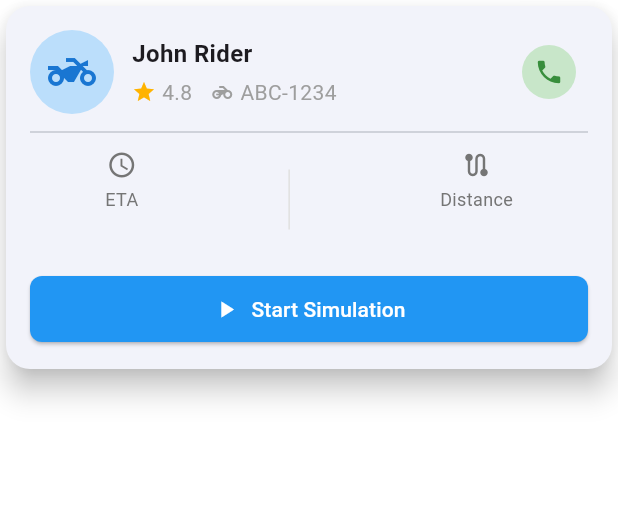
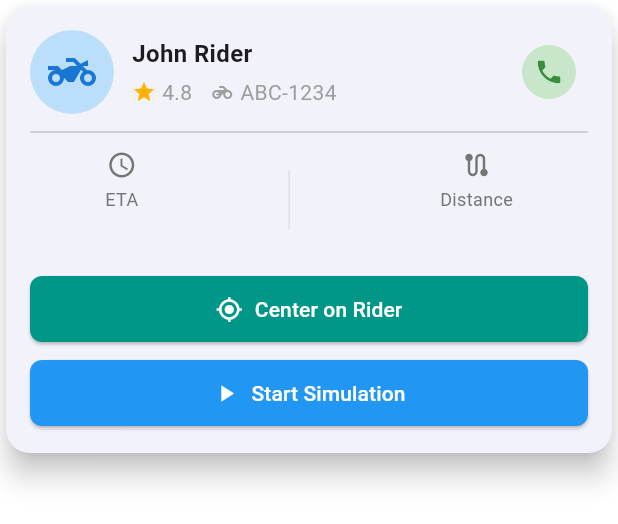
Before and after one commit to danainan/rider_map_poc, a Flutter app: the RiderInfoCard widget shown alone on an empty page, opened directly with empty values, on a phone screen of 412 x 824 dp. Shown: the top 524 px of the screen. Run offline on Flutter 3.47's test engine with Material 3 defaults, Android fonts, the phone set to English and light mode, and no system bars; our stand-ins replace dio, equatable, flutter_bloc, flutter_secure_storage, geolocator, get_it and 5 more; accounts and stored records are empty.

Commit message:
Refactor RiderInfoCard and RiderMapPage: remove location tracking functionality and add center on rider feature

```diff
--- a/lib/modules/rider_map/pages/rider_map_page.dart
+++ b/lib/modules/rider_map/pages/rider_map_page.dart
@@ -152,19 +152,14 @@ class _RiderMapPageState extends State<RiderMapPage> {
                     estimatedTime: state.estimatedTime,
                     estimatedDistance: state.estimatedDistance,
                     isSimulationRunning: state.isSimulationRunning,
-                    isTrackingLocation: state.isTrackingLocation,
-                    locationStatus: state.locationStatus,
                     onStartSimulation: () {
                       bloc.add(const StartRiderSimulation());
                     },
                     onStopSimulation: () {
                       bloc.add(const StopRiderSimulation());
                     },
-                    onStartLocationTracking: () {
-                      bloc.add(const StartLocationTracking());
-                    },
-                    onStopLocationTracking: () {
-                      bloc.add(const StopLocationTracking());
+                    onCenterRider: () {
+                      bloc.add(const CenterOnRider());
                     },
                   ),
                 ),
--- a/lib/modules/rider_map/widgets/rider_info_card.dart
+++ b/lib/modules/rider_map/widgets/rider_info_card.dart
@@ -6,12 +6,9 @@ class RiderInfoCard extends StatelessWidget {
   final String estimatedTime;
   final String estimatedDistance;
   final bool isSimulationRunning;
-  final bool isTrackingLocation;
-  final LocationStatus locationStatus;
   final VoidCallback onStartSimulation;
   final VoidCallback onStopSimulation;
-  final VoidCallback onStartLocationTracking;
-  final VoidCallback onStopLocationTracking;
+  final VoidCallback onCenterRider;
 
   const RiderInfoCard({
     super.key,
@@ -19,12 +16,9 @@ class RiderInfoCard extends StatelessWidget {
     required this.estimatedTime,
     required this.estimatedDistance,
     required this.isSimulationRunning,
-    required this.isTrackingLocation,
-    required this.locationStatus,
     required this.onStartSimulation,
     required this.onStopSimulation,
-    required this.onStartLocationTracking,
-    required this.onStopLocationTracking,
+    required this.onCenterRider,
   });
 
   @override
@@ -149,25 +143,15 @@ class RiderInfoCard extends StatelessWidget {
               ],
             ),
             const SizedBox(height: 16),
-            // Location Tracking button
-            if (locationStatus == LocationStatus.granted) ...[
+            // Center on Rider button
             SizedBox(
               width: double.infinity,
               child: ElevatedButton.icon(
-                  onPressed: isTrackingLocation
-                      ? onStopLocationTracking
-                      : onStartLocationTracking,
-                  icon: Icon(
-                    isTrackingLocation ? Icons.location_off : Icons.my_location,
-                  ),
-                  label: Text(
-                    isTrackingLocation
-                        ? 'Stop GPS Tracking'
-                        : 'Start GPS Tracking',
-                  ),
+                onPressed: onCenterRider,
+                icon: const Icon(Icons.my_location),
+                label: const Text('Center on Rider'),
                 style: ElevatedButton.styleFrom(
-                    backgroundColor:
-                        isTrackingLocation ? Colors.red : Colors.teal,
+                  backgroundColor: Colors.teal,
                   foregroundColor: Colors.white,
                   padding: const EdgeInsets.symmetric(vertical: 12),
                   shape: RoundedRectangleBorder(
@@ -177,7 +161,6 @@ class RiderInfoCard extends StatelessWidget {
               ),
             ),
             const SizedBox(height: 8),
-            ],
             // Simulation control button
             SizedBox(
               width: double.infinity,
```
Lines whose indentation alone changed are shown as unchanged.
